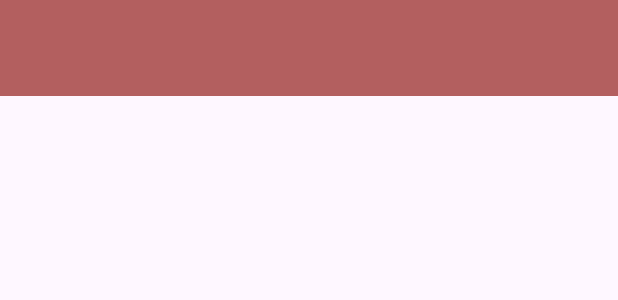
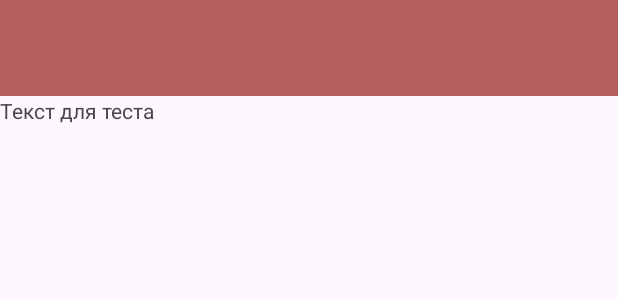
Before and after one commit to denikeev-vlad/app1, an Android app: the layout activity_main.xml on its own in the app's theme, with its tools: preview values and no code run, on a phone screen of 412 x 824 dp. Shown: the top 300 px of the screen. Run offline under Robolectric (Android 15) with nearby library versions, the phone set to English and light mode, and no system bars.

Commit message:
change text on main screen

```diff
--- a/app/src/main/res/layout/activity_main.xml
+++ b/app/src/main/res/layout/activity_main.xml
@@ -14,6 +14,11 @@
         android:layout_height="?attr/actionBarSize"
         android:background="#B35F5F" />
 
+    <TextView
+        android:id="@+id/textView"
+        android:layout_width="match_parent"
+        android:layout_height="wrap_content"
+        android:text="@string/text_test" />
 
 
 </LinearLayout>
--- a/app/src/main/res/values/strings.xml
+++ b/app/src/main/res/values/strings.xml
@@ -2,4 +2,5 @@
     <string name="app_name">My Application</string>
     <!-- TODO: Remove or change this placeholder text -->
     <string name="hello_blank_fragment">Hello blank fragment</string>
+    <string name="text_test">Текст для теста</string>
 </resources>
```
